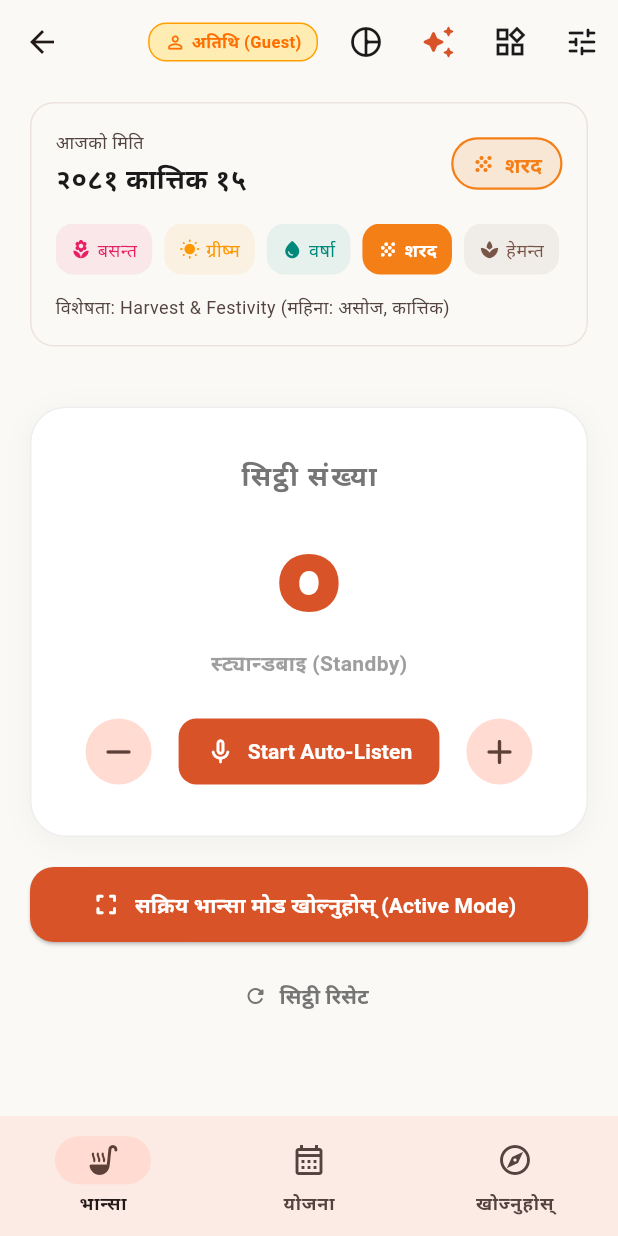
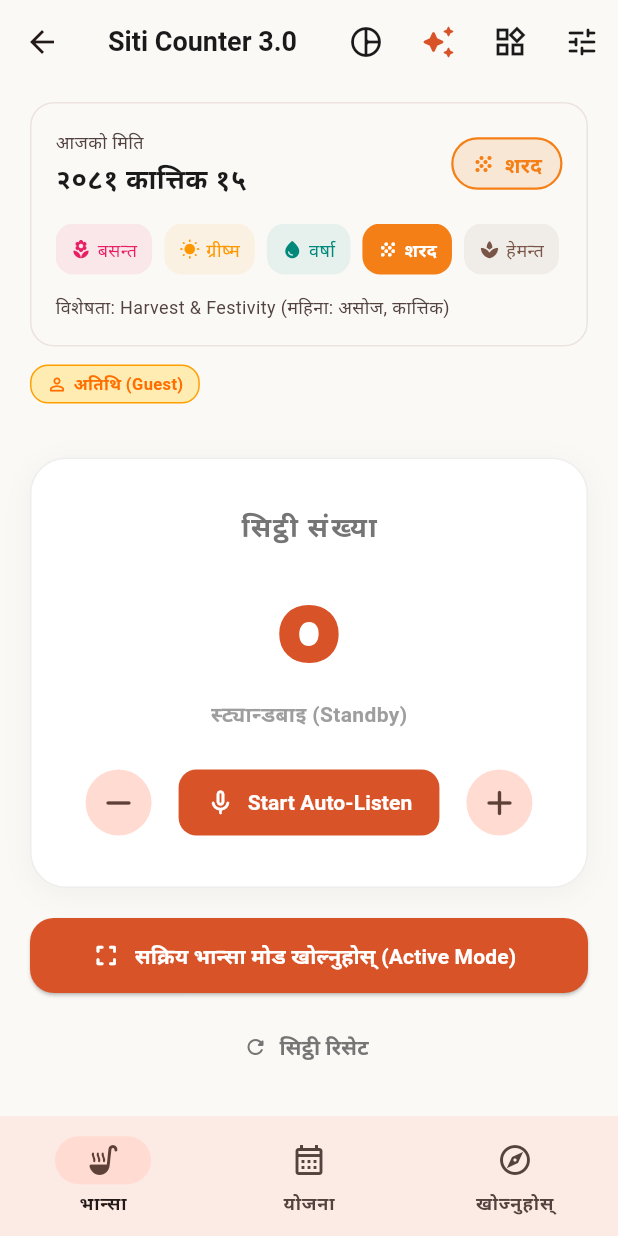
Before and after one commit to bikramtuladhar/siti-counter-3, a Flutter app: the KitchenHomeScreen screen opened directly with empty values, on a phone screen of 412 x 824 dp. Run offline on Flutter 3.47's test engine with Material 3 defaults, Android fonts, the phone set to English and light mode, and no system bars; our stand-ins replace sqflite, wakelock_plus; missing offline and left inert: flutter_foreground_task; accounts and stored records are empty; network calls fail; Roboto replaces fonts that are missing (NotoSansDevanagari).

Commit message:
fix(ui): keep every home app bar action reachable on a narrow screen
The guest badge sat in the app bar next to four icon buttons. On a 411dp
screen the action row overflowed and the right-most buttons were laid out
off-screen, so the Widgets & Watch action added for #45 could not be tapped
at all.

- Move the guest badge into the body as a slim chip, preserving the
  information while freeing the action row.
- Constrain the app bar title so it ellipsizes instead of overflowing.
- SixRitusIndicator's season badge is a non-flex child, so a Row laid it out
  unbounded and it overflowed by 25px at 320dp. Cap it and let its label
  shrink.

Add layout tests at 411dp and 320dp asserting every action is rendered,
stays inside the viewport, and produces no overflow.

Verified: flutter analyze clean, 240 Flutter tests at this commit, and both
platform builds.

```diff
--- a/apps/mobile/lib/main.dart
+++ b/apps/mobile/lib/main.dart
@@ -21,7 +21,9 @@ import 'displays/display_feed_cache.dart';
 import 'sync/api_session.dart';
 import 'sync/app_sync_coordinator.dart';
 import 'sync/sync_engine.dart';
+import 'settings/household_profile_publisher.dart';
 import 'settings/household_profile_screen.dart';
+import 'settings/social_auth_service.dart';
 import 'settings/settings_service.dart';
 import 'settings/setup_progress.dart';
 import 'sync/sync_repository.dart';
@@ -45,6 +47,11 @@ class _SitiCounterAppState extends State<SitiCounterApp> {
   OnboardingPreferences? _userPreferences;
   SettingsService? _settings;
 
+  /// Social sign-in, built lazily once the sync database (and therefore the guest
+  /// household id) is available. Null while that is still loading, which hides the entry
+  /// point rather than failing when tapped.
+  SocialSignInService? _socialSignInService;
+
   /// Loads the stored household profile on launch.
   ///
   /// Onboarding used to be the only source of these answers and it lived in a field, so
@@ -59,7 +66,10 @@ class _SitiCounterAppState extends State<SitiCounterApp> {
   Future<void> _restore() async {
     try {
       final settings = await SettingsService.openOnDisk();
+      final signIn = await _buildSignInService();
+
       if (!await settings.isOnboardingComplete) {
+        if (mounted) setState(() => _socialSignInService = signIn);
         return;
       }
 
@@ -67,10 +77,52 @@ class _SitiCounterAppState extends State<SitiCounterApp> {
       if (!mounted) return;
       setState(() {
         _settings = settings;
+        _socialSignInService = signIn;
         _userPreferences = preferences;
       });
     } catch (_) {
       // Settings unavailable: fall back to running onboarding again.
+    }
+  }
+
+  /// Builds the sign-in service over the sync database.
+  ///
+  /// Returns a service with no providers configured unless the platform SDKs are linked,
+  /// so the UI reports social sign-in as unavailable rather than presenting buttons that
+  /// cannot work. Wiring `google_sign_in` / `sign_in_with_apple` /
+  /// `flutter_facebook_auth` is the remaining step; each registers itself here.
+  Future<SocialSignInService> _buildSignInService() async {
+    try {
+      final repository = await SyncRepository.openOnDisk();
+      final identity = SyncIdentityReader(repository);
+
+      return SocialSignInService(
+        apiBaseUrl: defaultApiBaseUrl(),
+        deviceId: () async => await identity.deviceId,
+        guestHouseholdId: () async => await identity.guestHouseholdId,
+      );
+    } catch (_) {
+      return SocialSignInService(apiBaseUrl: defaultApiBaseUrl());
+    }
+  }
+
+  /// Re-points the app at the signed-in account's household.
+  ///
+  /// The API already merged the guest household into the account, so the caches stay
+  /// valid; only the marker for "this is a guest install" changes.
+  Future<void> _onSignedIn(SocialSignInResult result) async {
+    try {
+      final settings = _settings ?? await SettingsService.openOnDisk();
+      await settings.setOnboardingComplete(true);
+
+      if (!mounted) return;
+      setState(() {
+        if (_userPreferences != null) {
+          _userPreferences!.isGuest = false;
+        }
+      });
+    } catch (_) {
+      // Sign-in already succeeded server-side; a local flag failure is not worth blocking.
     }
   }
 
@@ -115,6 +167,8 @@ class _SitiCounterAppState extends State<SitiCounterApp> {
                 }
                 unawaited(_persistOnboarding(prefs));
               },
+              signInService: _socialSignInService,
+              onSignedIn: (result) => unawaited(_onSignedIn(result)),
             )
           : KitchenHomeScreen(
               settings: _settings,
@@ -553,35 +607,17 @@ class _KitchenHomeScreenState extends State<KitchenHomeScreen> {
         elevation: 0,
         title: Text(
           'Siti Counter 3.0',
+          // The action row is fixed-width, so the title has to yield rather than overflow
+          // on a narrow screen.
+          overflow: TextOverflow.ellipsis,
+          maxLines: 1,
           style: NepaliTypography.titleMedium.copyWith(
             fontWeight: FontWeight.w700,
             color: SitiColors.dark,
+            fontSize: 18,
           ),
         ),
         actions: [
-          // Guest Mode Indicator Badge
-          Container(
-            margin: const EdgeInsets.symmetric(vertical: 10, horizontal: 8),
-            padding: const EdgeInsets.symmetric(horizontal: 10, vertical: 4),
-            decoration: BoxDecoration(
-              color: Colors.amber.shade100,
-              borderRadius: BorderRadius.circular(12),
-              border: Border.all(color: Colors.amber.shade700, width: 1),
-            ),
-            child: Row(
-              children: [
-                Icon(Icons.person_outline_rounded, size: 14, color: Colors.amber.shade900),
-                const SizedBox(width: 4),
-                Text(
-                  _isNepali ? 'अतिथि (Guest)' : 'Guest Mode',
-                  style: NepaliTypography.labelLarge.copyWith(
-                    color: Colors.amber.shade900,
-                    fontSize: 11,
-                  ),
-                ),
-              ],
-            ),
-          ),
           IconButton(
             key: const Key('consumption_dashboard_button'),
             icon: const Icon(Icons.pie_chart_outline_rounded, color: SitiColors.dark),
@@ -642,7 +678,42 @@ class _KitchenHomeScreenState extends State<KitchenHomeScreen> {
                 currentDate: todayBs,
                 preferNepali: _isNepali,
               ),
-              const SizedBox(height: 16),
+              const SizedBox(height: 12),
+
+              // Guest badge lives in the body, not the app bar: at 411dp the badge plus
+              // four icon buttons overflowed the action row and the right-most buttons were
+              // clipped off-screen and untappable.
+              Align(
+                alignment: Alignment.centerLeft,
+                child: Container(
+                  key: const Key('guest_mode_badge'),
+                  margin: const EdgeInsets.only(bottom: 12),
+                  padding: const EdgeInsets.symmetric(horizontal: 10, vertical: 4),
+                  decoration: BoxDecoration(
+                    color: Colors.amber.shade100,
+                    borderRadius: BorderRadius.circular(12),
+                    border: Border.all(color: Colors.amber.shade700, width: 1),
+                  ),
+                  child: Row(
+                    mainAxisSize: MainAxisSize.min,
+                    children: [
+                      Icon(
+                        Icons.person_outline_rounded,
+                        size: 14,
+                        color: Colors.amber.shade900,
+                      ),
+                      const SizedBox(width: 4),
+                      Text(
+                        _isNepali ? 'अतिथि (Guest)' : 'Guest Mode',
+                        style: NepaliTypography.labelLarge.copyWith(
+                          color: Colors.amber.shade900,
+                          fontSize: 11,
+                        ),
+                      ),
+                    ],
+                  ),
+                ),
+              ),
 
               // Progressive household setup, shown until every essential is configured.
               _buildSetupChecklist(),
--- a/apps/mobile/lib/widgets/six_ritus_indicator.dart
+++ b/apps/mobile/lib/widgets/six_ritus_indicator.dart
@@ -26,7 +26,9 @@ class _SixRitusIndicatorState extends State<SixRitusIndicator> {
   @override
   void initState() {
     super.initState();
-    _selectedRitu = NepaliCalendar.getRituForBsMonth(widget.currentDate.month).id;
+    _selectedRitu = NepaliCalendar.getRituForBsMonth(
+      widget.currentDate.month,
+    ).id;
   }
 
   Color _getRituColor(RituName ritu) {
@@ -77,7 +79,9 @@ class _SixRitusIndicatorState extends State<SixRitusIndicator> {
         color: Theme.of(context).colorScheme.surface,
         borderRadius: BorderRadius.circular(16),
         border: Border.all(
-          color: Theme.of(context).colorScheme.outlineVariant.withValues(alpha: 0.4),
+          color: Theme.of(
+            context,
+          ).colorScheme.outlineVariant.withValues(alpha: 0.4),
         ),
       ),
       child: Column(
@@ -109,8 +113,15 @@ class _SixRitusIndicatorState extends State<SixRitusIndicator> {
                 ),
               ),
               const SizedBox(width: 8),
-              Container(
-                padding: const EdgeInsets.symmetric(horizontal: 12, vertical: 6),
+              // Row lays non-flex children out unbounded, so the badge needs its own cap:
+              // an uncapped badge plus the Expanded date column overflowed a 320dp screen.
+              ConstrainedBox(
+                constraints: const BoxConstraints(maxWidth: 160),
+                child: Container(
+                  padding: const EdgeInsets.symmetric(
+                    horizontal: 12,
+                    vertical: 6,
+                  ),
                   decoration: BoxDecoration(
                     color: _getRituColor(_selectedRitu).withValues(alpha: 0.15),
                     borderRadius: BorderRadius.circular(20),
@@ -120,6 +131,7 @@ class _SixRitusIndicatorState extends State<SixRitusIndicator> {
                     ),
                   ),
                   child: Row(
+                    mainAxisSize: MainAxisSize.min,
                     children: [
                       Icon(
                         _getRituIcon(_selectedRitu),
@@ -127,14 +139,23 @@ class _SixRitusIndicatorState extends State<SixRitusIndicator> {
                         color: _getRituColor(_selectedRitu),
                       ),
                       const SizedBox(width: 6),
-                    Text(
-                      widget.preferNepali ? activeRituInfo.nameNe : activeRituInfo.nameEn,
+                      // Shrinkable: the badge sits beside an Expanded date column, so on a
+                      // narrow screen an unconstrained name overflowed the row.
+                      Flexible(
+                        child: Text(
+                          widget.preferNepali
+                              ? activeRituInfo.nameNe
+                              : activeRituInfo.nameEn,
+                          overflow: TextOverflow.ellipsis,
+                          maxLines: 1,
                           style: NepaliTypography.labelLarge.copyWith(
                             color: _getRituColor(_selectedRitu),
                             fontWeight: FontWeight.w700,
                           ),
                         ),
+                      ),
                     ],
+                  ),
                 ),
               ),
             ],
@@ -162,9 +183,14 @@ class _SixRitusIndicatorState extends State<SixRitusIndicator> {
                     borderRadius: BorderRadius.circular(12),
                     child: AnimatedContainer(
                       duration: const Duration(milliseconds: 200),
-                      padding: const EdgeInsets.symmetric(horizontal: 10, vertical: 8),
+                      padding: const EdgeInsets.symmetric(
+                        horizontal: 10,
+                        vertical: 8,
+                      ),
                       decoration: BoxDecoration(
-                        color: isSelected ? color : color.withValues(alpha: 0.08),
+                        color: isSelected
+                            ? color
+                            : color.withValues(alpha: 0.08),
                         borderRadius: BorderRadius.circular(12),
                       ),
                       child: Row(
@@ -176,10 +202,14 @@ class _SixRitusIndicatorState extends State<SixRitusIndicator> {
                           ),
                           const SizedBox(width: 4),
                           Text(
-                            widget.preferNepali ? info.nameNe : info.nameEn.split(' ')[0],
+                            widget.preferNepali
+                                ? info.nameNe
+                                : info.nameEn.split(' ')[0],
                             style: NepaliTypography.bodyMedium.copyWith(
                               color: isSelected ? Colors.white : color,
-                              fontWeight: isSelected ? FontWeight.w700 : FontWeight.w500,
+                              fontWeight: isSelected
+                                  ? FontWeight.w700
+                                  : FontWeight.w500,
                               fontSize: 12,
                             ),
                           ),
```
Also changed, not shown: 1 other file. Lines whose indentation alone changed are shown as unchanged.
